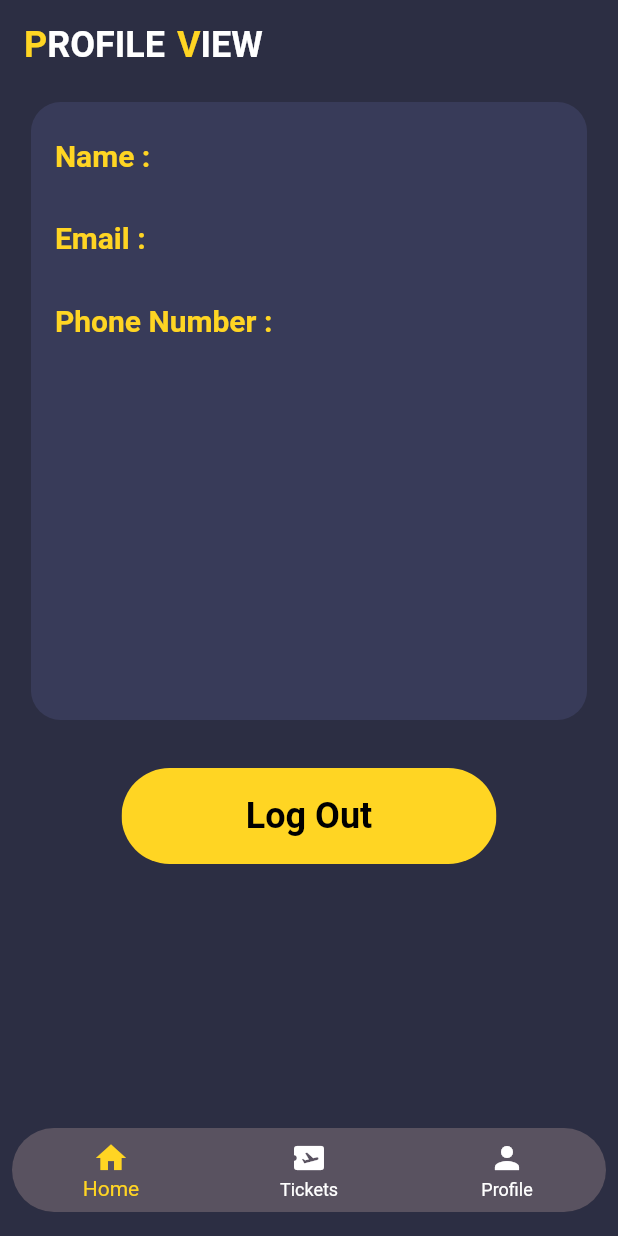
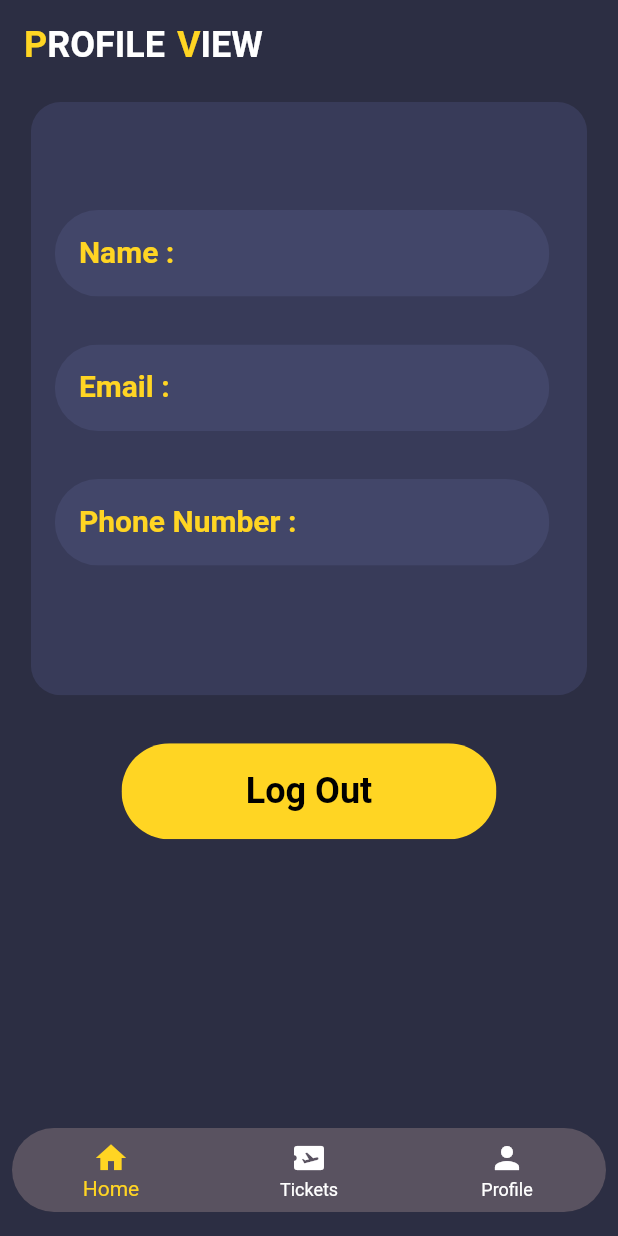
Before and after one commit to Avichal-Suneja/movie_booking, a Flutter app: the ProfileView screen opened by its route, on a phone screen of 412 x 824 dp. Run offline on Flutter 3.47's test engine with Material 2 defaults, Android fonts, the phone set to English and light mode, and no system bars; our stand-ins replace cloud_firestore, firebase_auth, firebase_core, get; accounts and stored records are empty.

Commit message:
Finishing touches

```diff
--- a/lib/Modules/Home/views/profile_view.dart
+++ b/lib/Modules/Home/views/profile_view.dart
@@ -60,41 +60,74 @@ class ProfileView extends StatelessWidget {
                 borderRadius: BorderRadius.all(Radius.circular(20.0)),
                 child: Container(
                   padding: EdgeInsets.only(top: 24.0),
-                  height: Get.height * 0.5,
+                  height: Get.height * 0.48,
                   width: Get.width * 0.9,
                   color: Color(0xff383b59),
                   child: Column(
                     crossAxisAlignment: CrossAxisAlignment.start,
                     children: [
                       Padding(
-                        padding: const EdgeInsets.only(left: 16.0),
+                        padding: const EdgeInsets.only(left: 16.0, top: 48.0),
+                        child: ClipRRect(
+                          borderRadius: BorderRadius.all(Radius.circular(50.0)),
+                          child: Container(
+                            height: Get.height * 0.07,
+                            width: Get.width * 0.8,
+                            color: Color(0xff424669),
+                            child: Padding(
+                              padding: const EdgeInsets.only(left: 16.0, top: 16.0),
                               child: Text('Name : ${controller.userName}', style: TextStyle(
                                 color: Color(0xffffd523),
                                 fontSize: 20.0,
                                 fontWeight: FontWeight.bold
                               ),),
                             ),
+                          ),
+                        ),
+                      ),
                       SizedBox(
                         height: 32.0,
                       ),
                       Padding(
                         padding: const EdgeInsets.only(left: 16.0),
+                        child: ClipRRect(
+                          borderRadius: BorderRadius.all(Radius.circular(50.0)),
+                          child: Container(
+                            height: Get.height * 0.07,
+                            width: Get.width * 0.8,
+                            color: Color(0xff424669),
+                            child: Padding(
+                              padding: const EdgeInsets.only(left: 16.0, top: 16.0),
                               child: Text('Email : ${controller.userEmail}', style: TextStyle(
                                   color: Color(0xffffd523),
                                   fontSize: 20.0,
                                   fontWeight: FontWeight.bold
                               ),),
                             ),
+                          ),
+                        ),
+                      ),
                       SizedBox(
                         height: 32.0,
                       ),
                       Padding(
                         padding: const EdgeInsets.only(left: 16.0),
+                        child: ClipRRect(
+                          borderRadius: BorderRadius.all(Radius.circular(50.0)),
+                          child: Container(
+                            height: Get.height * 0.07,
+                            width: Get.width * 0.8,
+                            color: Color(0xff424669),
+                            child: Padding(
+                              padding: const EdgeInsets.only(left: 16.0, top: 16.0),
                               child: Text('Phone Number : ${controller.userPhone}', style: TextStyle(
                                   color: Color(0xffffd523),
                                   fontSize: 20.0,
                                   fontWeight: FontWeight.bold
                               ),),
+                            ),
+                          ),
+                        ),
                       ),
                     ],
                   ),
--- a/lib/Modules/Home/views/seat_view.dart
+++ b/lib/Modules/Home/views/seat_view.dart
@@ -86,7 +86,7 @@ class SeatView extends StatelessWidget {
               Container(
                 color: Color(0xff595260),
                 width: Get.width*0.8,
-                height: 50,
+                height: 30,
                 child: Center(
                   child: Text(
                     'Screen',
@@ -153,10 +153,10 @@ class SeatView extends StatelessWidget {
                   ],
                 ),
               ),
-              SizedBox(height: 16),
+              SizedBox(height: 8),
               Center(
                 child: Padding(
-                  padding: const EdgeInsets.only(top: 40.0),
+                  padding: const EdgeInsets.only(top: 16.0),
                   child: ClipRRect(
                     borderRadius: BorderRadius.circular(100),
                     child: SizedBox(
```
Also changed, not shown: lib/Modules/Home/views/movie_info_view.dart (+33 -18 lines), lib/Modules/Home/views/movie_list_view.dart (+12 -21 lines). Lines whose indentation alone changed are shown as unchanged.
